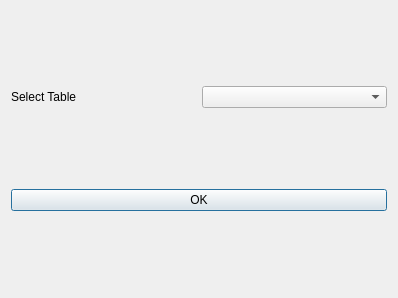
Qt form tablelistdialog.ui (Zakhrov/WebPhonon) before a commit.
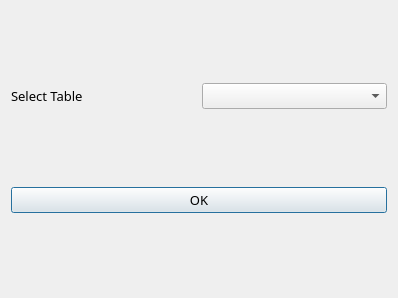
The same form after that commit. Icons and pictures are not drawn.

The edit to the form file:
```diff
--- a/tablelistdialog.ui
+++ b/tablelistdialog.ui
@@ -18,18 +18,43 @@
     <layout class="QHBoxLayout" name="horizontalLayout">
      <item>
       <widget class="QLabel" name="label">
+       <property name="font">
+        <font>
+         <family>AR CHRISTY</family>
+         <pointsize>10</pointsize>
+        </font>
+       </property>
        <property name="text">
         <string>Select Table</string>
        </property>
       </widget>
      </item>
      <item>
-      <widget class="QComboBox" name="comboBox"/>
+      <widget class="QComboBox" name="comboBox">
+       <property name="font">
+        <font>
+         <family>AR CHRISTY</family>
+         <pointsize>10</pointsize>
+        </font>
+       </property>
+       <property name="styleSheet">
+        <string notr="true">background-color: &quot;white&quot;</string>
+       </property>
+      </widget>
      </item>
     </layout>
    </item>
    <item row="1" column="0">
     <widget class="QPushButton" name="pushButton">
+     <property name="font">
+      <font>
+       <family>AR CHRISTY</family>
+       <pointsize>10</pointsize>
+      </font>
+     </property>
+     <property name="styleSheet">
+      <string notr="true">background-color: &quot;white&quot;</string>
+     </property>
      <property name="text">
       <string>OK</string>
      </property>
```
Left out of the diff: 8 changed lines with no effect on the pictures.
